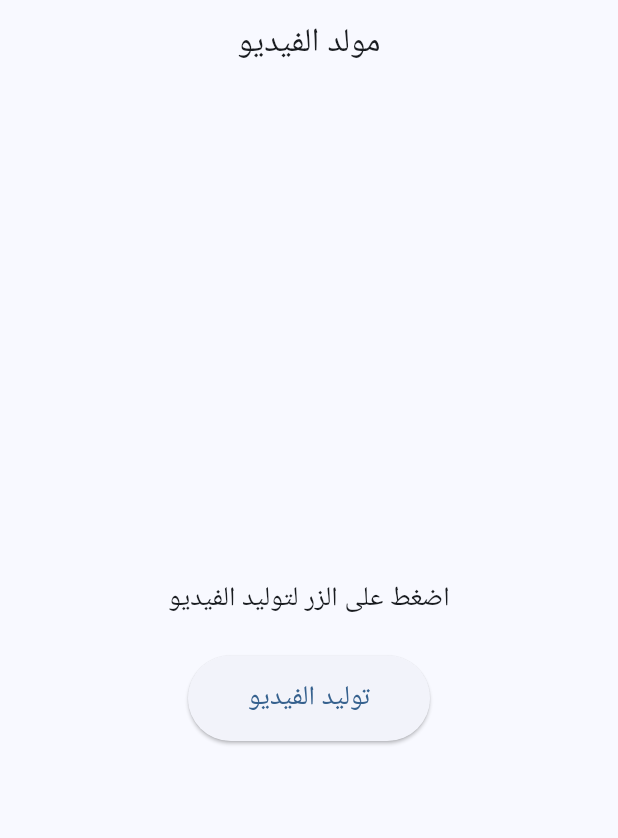
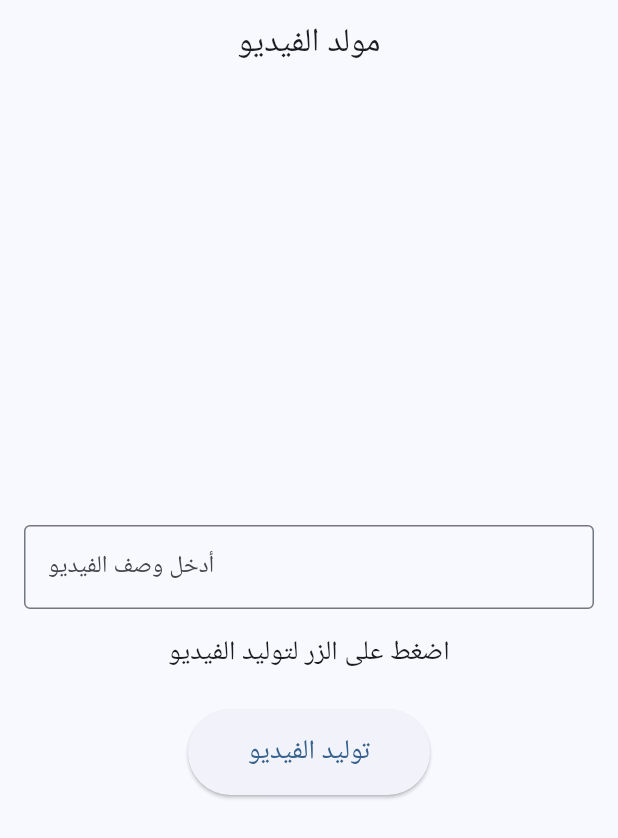
Before and after one commit to Asdasd7117/lian, a Flutter app: the screen it shows after launch, on a phone screen of 412 x 824 dp. Shown: the top 838 px of the screen. Run offline on Flutter 3.47's test engine with Material 3 defaults, Android fonts, the light colour scheme and no system bars.

Commit message:
Update main.dart

```diff
--- a/lib/main.dart
+++ b/lib/main.dart
@@ -33,15 +33,29 @@ class _VideoGeneratorPageState extends State<VideoGeneratorPage> {
   static const platform = MethodChannel('video_generator');
   bool _isProcessing = false;
   String _status = "اضغط على الزر لتوليد الفيديو";
+  final TextEditingController _descriptionController = TextEditingController();
 
   Future<void> _generateVideo() async {
+    final String description = _descriptionController.text.trim();
+
+    if (description.isEmpty) {
+      setState(() {
+        _status = "يرجى إدخال وصف للفيديو أولاً";
+      });
+      return;
+    }
+
     setState(() {
       _isProcessing = true;
       _status = "جاري إنشاء الفيديو...";
     });
 
     try {
-      final String result = await platform.invokeMethod('generateVideo');
+      final String result = await platform.invokeMethod(
+        'generateVideo',
+        {'description': description}, // تمرير الوصف إلى الكود الأصلي
+      );
+
       setState(() {
         _status = result;
       });
@@ -69,6 +83,14 @@ class _VideoGeneratorPageState extends State<VideoGeneratorPage> {
           child: Column(
             mainAxisAlignment: MainAxisAlignment.center,
             children: [
+              TextField(
+                controller: _descriptionController,
+                decoration: const InputDecoration(
+                  border: OutlineInputBorder(),
+                  labelText: 'أدخل وصف الفيديو',
+                ),
+              ),
+              const SizedBox(height: 16),
               Text(
                 _status,
                 textAlign: TextAlign.center,
```
